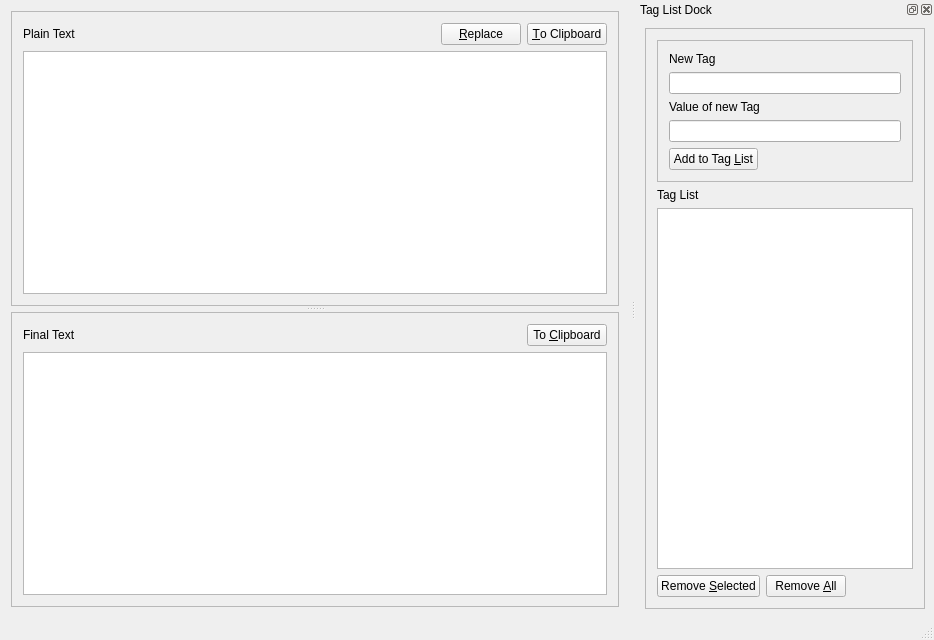
The window that qt5/Replacer/mainwindow.ui (Ernesuma/replacer) describes before a commit, drawn with Qt 5.
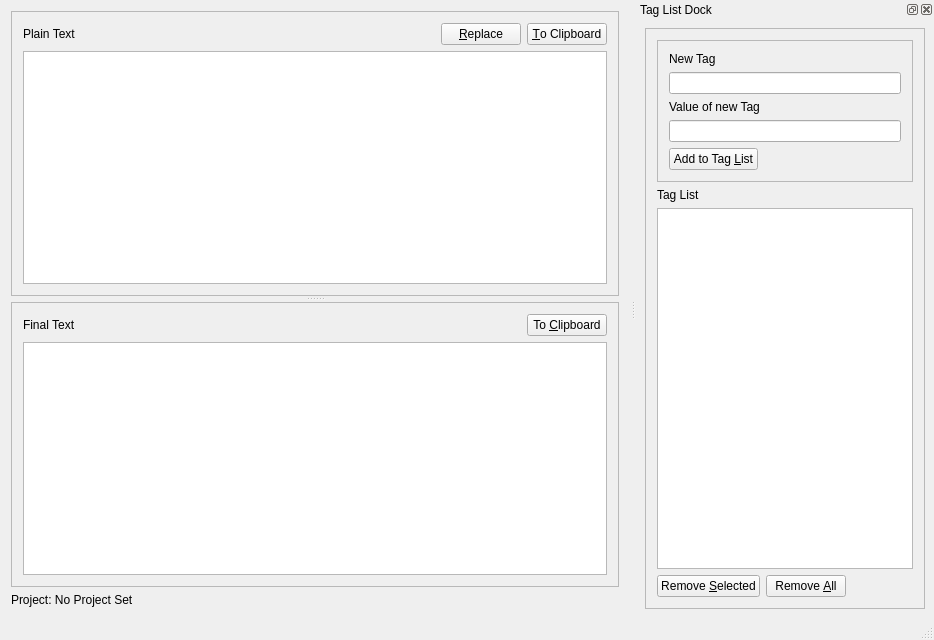
The same window after the commit. Icons and pictures are not drawn.

Commit message: added a label to show the actual project set

```diff
--- a/qt5/Replacer/mainwindow.ui
+++ b/qt5/Replacer/mainwindow.ui
@@ -121,6 +121,13 @@
       </widget>
      </widget>
     </item>
+    <item>
+     <widget class="QLabel" name="label_projectInfo">
+      <property name="text">
+       <string>Project: No Project Set</string>
+      </property>
+     </widget>
+    </item>
    </layout>
   </widget>
   <widget class="QDockWidget" name="dockWidget">
```
The commit also changes 6 other files.
